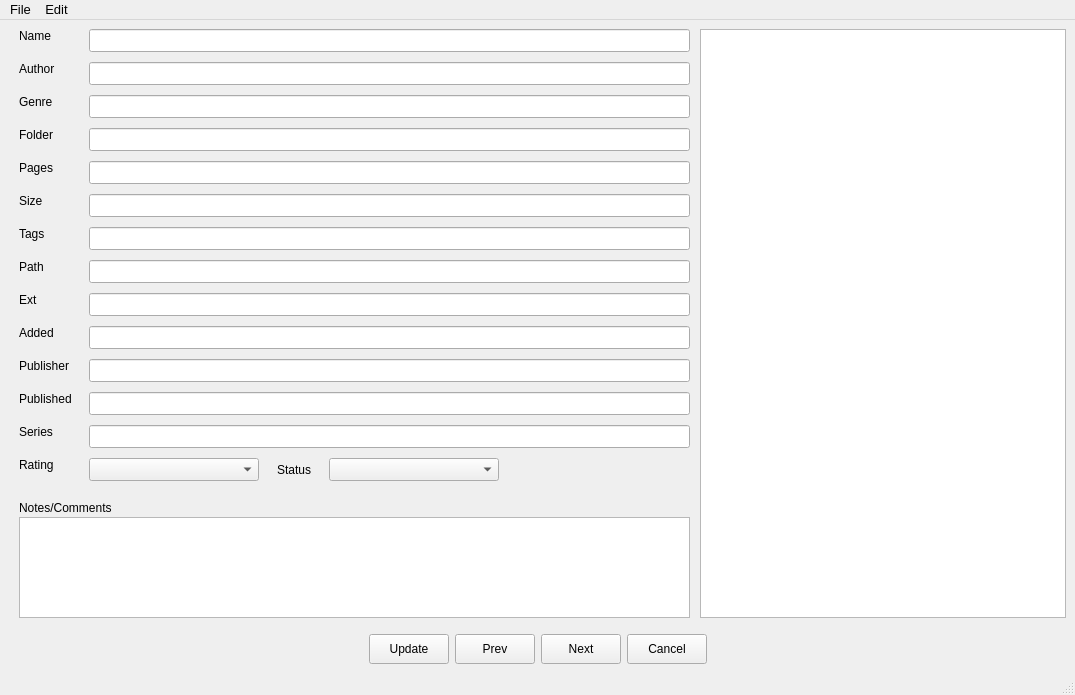
Old version of the form ui/bookdetailswindow.ui in the repository MarioFares/Ebook-Access-Cpp.
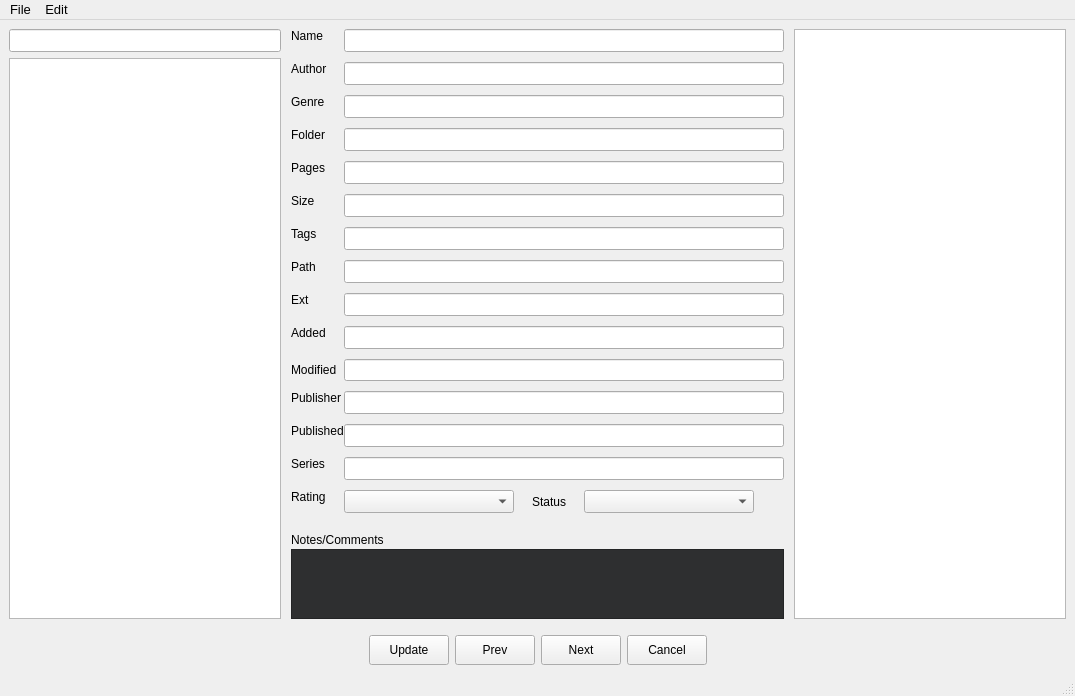
New version of the form. Icons and pictures are not drawn.

Commit message: Added list widget and search bar with splitters = new 3 pane view

```diff
--- a/ui/bookdetailswindow.ui
+++ b/ui/bookdetailswindow.ui
@@ -23,20 +23,39 @@
     <normaloff>:/icons/books_icon.png</normaloff>:/icons/books_icon.png</iconset>
   </property>
   <widget class="QWidget" name="centralwidget">
+   <layout class="QVBoxLayout" name="verticalLayout_3">
+    <item>
+     <widget class="QSplitter" name="rightSplitter">
+      <property name="orientation">
+       <enum>Qt::Horizontal</enum>
+      </property>
+      <property name="handleWidth">
+       <number>0</number>
+      </property>
+      <widget class="QSplitter" name="splitter">
+       <property name="orientation">
+        <enum>Qt::Horizontal</enum>
+       </property>
+       <property name="handleWidth">
+        <number>0</number>
+       </property>
+       <widget class="QWidget" name="verticalLayoutWidget">
    <layout class="QVBoxLayout" name="verticalLayout_2">
     <item>
-     <widget class="QSplitter" name="mainSplitter">
-      <property name="styleSheet">
-       <string notr="true">#mainSplitter {
-border: none;
-}</string>
-      </property>
-      <property name="orientation">
-       <enum>Qt::Horizontal</enum>
-      </property>
-      <property name="handleWidth">
-       <number>0</number>
-      </property>
+          <widget class="QLineEdit" name="textSearch">
+           <property name="minimumSize">
+            <size>
+             <width>0</width>
+             <height>23</height>
+            </size>
+           </property>
+          </widget>
+         </item>
+         <item>
+          <widget class="QListWidget" name="listWidget"/>
+         </item>
+        </layout>
+       </widget>
       <widget class="QSplitter" name="verticalSplitter">
        <property name="styleSheet">
         <string notr="true">#verticalSplitter {
@@ -54,6 +73,9 @@
          <property name="leftMargin">
           <number>10</number>
          </property>
+          <property name="topMargin">
+           <number>0</number>
+          </property>
          <property name="rightMargin">
           <number>10</number>
          </property>
@@ -66,16 +88,6 @@
          <property name="verticalSpacing">
           <number>10</number>
          </property>
-         <item row="5" column="1" colspan="4">
-          <widget class="QLineEdit" name="textSize">
-           <property name="minimumSize">
-            <size>
-             <width>0</width>
-             <height>23</height>
-            </size>
-           </property>
-          </widget>
-         </item>
          <item row="0" column="0">
           <widget class="QLabel" name="labelName">
            <property name="maximumSize">
@@ -92,80 +104,6 @@
            </property>
           </widget>
          </item>
-         <item row="5" column="0">
-          <widget class="QLabel" name="labelSize">
-           <property name="maximumSize">
-            <size>
-             <width>70</width>
-             <height>16777215</height>
-            </size>
-           </property>
-           <property name="text">
-            <string>Size</string>
-           </property>
-           <property name="alignment">
-            <set>Qt::AlignLeading|Qt::AlignLeft|Qt::AlignTop</set>
-           </property>
-          </widget>
-         </item>
-         <item row="3" column="0">
-          <widget class="QLabel" name="labelFolder">
-           <property name="maximumSize">
-            <size>
-             <width>70</width>
-             <height>16777215</height>
-            </size>
-           </property>
-           <property name="text">
-            <string>Folder</string>
-           </property>
-           <property name="alignment">
-            <set>Qt::AlignLeading|Qt::AlignLeft|Qt::AlignTop</set>
-           </property>
-          </widget>
-         </item>
-         <item row="11" column="0">
-          <widget class="QLabel" name="labelDatePublished">
-           <property name="maximumSize">
-            <size>
-             <width>70</width>
-             <height>16777215</height>
-            </size>
-           </property>
-           <property name="text">
-            <string>Published</string>
-           </property>
-           <property name="alignment">
-            <set>Qt::AlignLeading|Qt::AlignLeft|Qt::AlignTop</set>
-           </property>
-          </widget>
-         </item>
-         <item row="9" column="1" colspan="4">
-          <widget class="QLineEdit" name="textDateAdded">
-           <property name="minimumSize">
-            <size>
-             <width>0</width>
-             <height>23</height>
-            </size>
-           </property>
-          </widget>
-         </item>
-         <item row="12" column="0">
-          <widget class="QLabel" name="labelSeries">
-           <property name="maximumSize">
-            <size>
-             <width>70</width>
-             <height>16777215</height>
-            </size>
-           </property>
-           <property name="text">
-            <string>Series</string>
-           </property>
-           <property name="alignment">
-            <set>Qt::AlignLeading|Qt::AlignLeft|Qt::AlignTop</set>
-           </property>
-          </widget>
-         </item>
          <item row="2" column="1" colspan="4">
           <widget class="QLineEdit" name="textGenre">
            <property name="minimumSize">
@@ -176,8 +114,60 @@
            </property>
           </widget>
          </item>
-         <item row="7" column="1" colspan="4">
-          <widget class="QLineEdit" name="textPath">
+          <item row="12" column="0">
+           <widget class="QLabel" name="labelDatePublished">
+            <property name="maximumSize">
+             <size>
+              <width>70</width>
+              <height>16777215</height>
+             </size>
+            </property>
+            <property name="text">
+             <string>Published</string>
+            </property>
+            <property name="alignment">
+             <set>Qt::AlignLeading|Qt::AlignLeft|Qt::AlignTop</set>
+            </property>
+           </widget>
+          </item>
+          <item row="11" column="1" colspan="4">
+           <widget class="QLineEdit" name="textPublisher">
+            <property name="minimumSize">
+             <size>
+              <width>0</width>
+              <height>23</height>
+             </size>
+            </property>
+           </widget>
+          </item>
+          <item row="12" column="1" colspan="4">
+           <widget class="QLineEdit" name="textDatePublished">
+            <property name="minimumSize">
+             <size>
+              <width>0</width>
+              <height>23</height>
+             </size>
+            </property>
+           </widget>
+          </item>
+          <item row="7" column="0">
+           <widget class="QLabel" name="labelPath">
+            <property name="maximumSize">
+             <size>
+              <width>70</width>
+              <height>16777215</height>
+             </size>
+            </property>
+            <property name="text">
+             <string>Path</string>
+            </property>
+            <property name="alignment">
+             <set>Qt::AlignLeading|Qt::AlignLeft|Qt::AlignTop</set>
+            </property>
+           </widget>
+          </item>
+          <item row="8" column="1" colspan="4">
+           <widget class="QLineEdit" name="textExt">
            <property name="minimumSize">
             <size>
              <width>0</width>
@@ -202,38 +192,6 @@
            </property>
           </widget>
          </item>
-         <item row="13" column="0">
-          <widget class="QLabel" name="labelRating">
-           <property name="maximumSize">
-            <size>
-             <width>70</width>
-             <height>16777215</height>
-            </size>
-           </property>
-           <property name="text">
-            <string>Rating</string>
-           </property>
-           <property name="alignment">
-            <set>Qt::AlignLeading|Qt::AlignLeft|Qt::AlignTop</set>
-           </property>
-          </widget>
-         </item>
-         <item row="6" column="0">
-          <widget class="QLabel" name="labelTags">
-           <property name="maximumSize">
-            <size>
-             <width>70</width>
-             <height>16777215</height>
-            </size>
-           </property>
-           <property name="text">
-            <string>Tags</string>
-           </property>
-           <property name="alignment">
-            <set>Qt::AlignLeading|Qt::AlignLeft|Qt::AlignTop</set>
-           </property>
-          </widget>
-         </item>
          <item row="1" column="1" colspan="4">
           <widget class="QLineEdit" name="textAuthor">
            <property name="minimumSize">
@@ -244,27 +202,7 @@
            </property>
           </widget>
          </item>
-         <item row="3" column="1" colspan="4">
-          <widget class="QLineEdit" name="textFolder">
-           <property name="minimumSize">
-            <size>
-             <width>0</width>
-             <height>23</height>
-            </size>
-           </property>
-          </widget>
-         </item>
-         <item row="4" column="1" colspan="4">
-          <widget class="QLineEdit" name="textPages">
-           <property name="minimumSize">
-            <size>
-             <width>0</width>
-             <height>23</height>
-            </size>
-           </property>
-          </widget>
-         </item>
-         <item row="13" column="1">
+          <item row="14" column="1">
           <widget class="QComboBox" name="comboBoxRating">
            <property name="minimumSize">
             <size>
@@ -310,42 +248,6 @@
            </item>
           </widget>
          </item>
-         <item row="1" column="0">
-          <widget class="QLabel" name="labelAuthor">
-           <property name="maximumSize">
-            <size>
-             <width>70</width>
-             <height>16777215</height>
-            </size>
-           </property>
-           <property name="text">
-            <string>Author</string>
-           </property>
-           <property name="alignment">
-            <set>Qt::AlignLeading|Qt::AlignLeft|Qt::AlignTop</set>
-           </property>
-          </widget>
-         </item>
-         <item row="6" column="1" colspan="4">
-          <widget class="QLineEdit" name="textTags">
-           <property name="minimumSize">
-            <size>
-             <width>0</width>
-             <height>23</height>
-            </size>
-           </property>
-          </widget>
-         </item>
-         <item row="10" column="1" colspan="4">
-          <widget class="QLineEdit" name="textPublisher">
-           <property name="minimumSize">
-            <size>
-             <width>0</width>
-             <height>23</height>
-            </size>
-           </property>
-          </widget>
-         </item>
          <item row="8" column="0">
           <widget class="QLabel" name="labelExt">
            <property name="maximumSize">
@@ -362,6 +264,32 @@
            </property>
           </widget>
          </item>
+          <item row="3" column="0">
+           <widget class="QLabel" name="labelFolder">
+            <property name="maximumSize">
+             <size>
+              <width>70</width>
+              <height>16777215</height>
+             </size>
+            </property>
+            <property name="text">
+             <string>Folder</string>
+            </property>
+            <property name="alignment">
+             <set>Qt::AlignLeading|Qt::AlignLeft|Qt::AlignTop</set>
+            </property>
+           </widget>
+          </item>
+          <item row="3" column="1" colspan="4">
+           <widget class="QLineEdit" name="textFolder">
+            <property name="minimumSize">
+             <size>
+              <width>0</width>
+              <height>23</height>
+             </size>
+            </property>
+           </widget>
+          </item>
          <item row="4" column="0">
           <widget class="QLabel" name="labelPages">
            <property name="maximumSize">
@@ -378,6 +306,100 @@
            </property>
           </widget>
          </item>
+          <item row="13" column="1" colspan="4">
+           <widget class="QLineEdit" name="textSeries">
+            <property name="minimumSize">
+             <size>
+              <width>0</width>
+              <height>23</height>
+             </size>
+            </property>
+           </widget>
+          </item>
+          <item row="13" column="0">
+           <widget class="QLabel" name="labelSeries">
+            <property name="maximumSize">
+             <size>
+              <width>70</width>
+              <height>16777215</height>
+             </size>
+            </property>
+            <property name="text">
+             <string>Series</string>
+            </property>
+            <property name="alignment">
+             <set>Qt::AlignLeading|Qt::AlignLeft|Qt::AlignTop</set>
+            </property>
+           </widget>
+          </item>
+          <item row="9" column="1" colspan="4">
+           <widget class="QLineEdit" name="textDateAdded">
+            <property name="minimumSize">
+             <size>
+              <width>0</width>
+              <height>23</height>
+             </size>
+            </property>
+           </widget>
+          </item>
+          <item row="14" column="0">
+           <widget class="QLabel" name="labelRating">
+            <property name="maximumSize">
+             <size>
+              <width>70</width>
+              <height>16777215</height>
+             </size>
+            </property>
+            <property name="text">
+             <string>Rating</string>
+            </property>
+            <property name="alignment">
+             <set>Qt::AlignLeading|Qt::AlignLeft|Qt::AlignTop</set>
+            </property>
+           </widget>
+          </item>
+          <item row="4" column="1" colspan="4">
+           <widget class="QLineEdit" name="textPages">
+            <property name="minimumSize">
+             <size>
+              <width>0</width>
+              <height>23</height>
+             </size>
+            </property>
+           </widget>
+          </item>
+          <item row="5" column="0">
+           <widget class="QLabel" name="labelSize">
+            <property name="maximumSize">
+             <size>
+              <width>70</width>
+              <height>16777215</height>
+             </size>
+            </property>
+            <property name="text">
+             <string>Size</string>
+            </property>
+            <property name="alignment">
+             <set>Qt::AlignLeading|Qt::AlignLeft|Qt::AlignTop</set>
+            </property>
+           </widget>
+          </item>
+          <item row="1" column="0">
+           <widget class="QLabel" name="labelAuthor">
+            <property name="maximumSize">
+             <size>
+              <width>70</width>
+              <height>16777215</height>
+             </size>
+            </property>
+            <property name="text">
+             <string>Author</string>
+            </property>
+            <property name="alignment">
+             <set>Qt::AlignLeading|Qt::AlignLeft|Qt::AlignTop</set>
+            </property>
+           </widget>
+          </item>
          <item row="2" column="0">
           <widget class="QLabel" name="labelGenre">
            <property name="maximumSize">
@@ -394,23 +416,7 @@
            </property>
           </widget>
          </item>
-         <item row="7" column="0">
-          <widget class="QLabel" name="labelPath">
-           <property name="maximumSize">
-            <size>
-             <width>70</width>
-             <height>16777215</height>
-            </size>
-           </property>
-           <property name="text">
-            <string>Path</string>
-           </property>
-           <property name="alignment">
-            <set>Qt::AlignLeading|Qt::AlignLeft|Qt::AlignTop</set>
-           </property>
-          </widget>
-         </item>
-         <item row="10" column="0">
+          <item row="11" column="0">
           <widget class="QLabel" name="labelPublisher">
            <property name="maximumSize">
             <size>
@@ -426,16 +432,6 @@
            </property>
           </widget>
          </item>
-         <item row="11" column="1" colspan="4">
-          <widget class="QLineEdit" name="textDatePublished">
-           <property name="minimumSize">
-            <size>
-             <width>0</width>
-             <height>23</height>
-            </size>
-           </property>
-          </widget>
-         </item>
          <item row="0" column="1" colspan="4">
           <widget class="QLineEdit" name="textName">
            <property name="minimumSize">
@@ -446,27 +442,7 @@
            </property>
           </widget>
          </item>
-         <item row="12" column="1" colspan="4">
-          <widget class="QLineEdit" name="textSeries">
-           <property name="minimumSize">
-            <size>
-             <width>0</width>
-             <height>23</height>
-            </size>
-           </property>
-          </widget>
-         </item>
-         <item row="8" column="1" colspan="4">
-          <widget class="QLineEdit" name="textExt">
-           <property name="minimumSize">
-            <size>
-             <width>0</width>
-             <height>23</height>
-            </size>
-           </property>
-          </widget>
-         </item>
-         <item row="13" column="2">
+          <item row="14" column="2">
           <layout class="QHBoxLayout" name="horLayStatus">
            <item>
             <widget class="QLabel" name="labelStatus">
@@ -528,6 +504,62 @@
            </item>
           </layout>
          </item>
+          <item row="7" column="1" colspan="4">
+           <widget class="QLineEdit" name="textPath">
+            <property name="minimumSize">
+             <size>
+              <width>0</width>
+              <height>23</height>
+             </size>
+            </property>
+           </widget>
+          </item>
+          <item row="5" column="1" colspan="4">
+           <widget class="QLineEdit" name="textSize">
+            <property name="minimumSize">
+             <size>
+              <width>0</width>
+              <height>23</height>
+             </size>
+            </property>
+           </widget>
+          </item>
+          <item row="6" column="0">
+           <widget class="QLabel" name="labelTags">
+            <property name="maximumSize">
+             <size>
+              <width>70</width>
+              <height>16777215</height>
+             </size>
+            </property>
+            <property name="text">
+             <string>Tags</string>
+            </property>
+            <property name="alignment">
+             <set>Qt::AlignLeading|Qt::AlignLeft|Qt::AlignTop</set>
+            </property>
+           </widget>
+          </item>
+          <item row="6" column="1" colspan="4">
+           <widget class="QLineEdit" name="textTags">
+            <property name="minimumSize">
+             <size>
+              <width>0</width>
+              <height>23</height>
+             </size>
+            </property>
+           </widget>
+          </item>
+          <item row="10" column="0">
+           <widget class="QLabel" name="labelModified">
+            <property name="text">
+             <string>Modified</string>
+            </property>
+           </widget>
+          </item>
+          <item row="10" column="1" colspan="4">
+           <widget class="QLineEdit" name="textDateModified"/>
+          </item>
         </layout>
        </widget>
        <widget class="QFrame" name="frameComments">
@@ -560,19 +592,199 @@
           </widget>
          </item>
          <item>
-          <widget class="QPlainTextEdit" name="textEdit">
+           <widget class="QPlainTextEdit" name="textEditComments">
            <property name="palette">
             <palette>
              <active>
               <colorrole role="WindowText">
                <brush brushstyle="SolidPattern">
                 <color alpha="255">
+                  <red>255</red>
+                  <green>255</green>
+                  <blue>255</blue>
+                 </color>
+                </brush>
+               </colorrole>
+               <colorrole role="Button">
+                <brush brushstyle="SolidPattern">
+                 <color alpha="255">
+                  <red>64</red>
+                  <green>65</green>
+                  <blue>66</blue>
+                 </color>
+                </brush>
+               </colorrole>
+               <colorrole role="Light">
+                <brush brushstyle="SolidPattern">
+                 <color alpha="255">
+                  <red>255</red>
+                  <green>255</green>
+                  <blue>255</blue>
+                 </color>
+                </brush>
+               </colorrole>
+               <colorrole role="Midlight">
+                <brush brushstyle="SolidPattern">
+                 <color alpha="255">
+                  <red>227</red>
+                  <green>227</green>
+                  <blue>227</blue>
+                 </color>
+                </brush>
+               </colorrole>
+               <colorrole role="Dark">
+                <brush brushstyle="SolidPattern">
+                 <color alpha="255">
+                  <red>64</red>
+                  <green>65</green>
+                  <blue>66</blue>
+                 </color>
+                </brush>
+               </colorrole>
+               <colorrole role="Mid">
+                <brush brushstyle="SolidPattern">
+                 <color alpha="255">
+                  <red>160</red>
+                  <green>160</green>
+                  <blue>160</blue>
+                 </color>
+                </brush>
+               </colorrole>
+               <colorrole role="Text">
+                <brush brushstyle="SolidPattern">
+                 <color alpha="255">
+                  <red>255</red>
+                  <green>255</green>
+                  <blue>255</blue>
+                 </color>
+                </brush>
+               </colorrole>
+               <colorrole role="BrightText">
+                <brush brushstyle="SolidPattern">
+                 <color alpha="255">
+                  <red>255</red>
+                  <green>51</green>
+                  <blue>51</blue>
+                 </color>
+                </brush>
+               </colorrole>
+               <colorrole role="ButtonText">
+                <brush brushstyle="SolidPattern">
+                 <color alpha="255">
                  <red>208</red>
                  <green>208</green>
                  <blue>208</blue>
                 </color>
                </brush>
               </colorrole>
+               <colorrole role="Base">
+                <brush brushstyle="SolidPattern">
+                 <color alpha="255">
+                  <red>46</red>
+                  <green>47</green>
+                  <blue>48</blue>
+                 </color>
+                </brush>
+               </colorrole>
+               <colorrole role="Window">
+                <brush brushstyle="SolidPattern">
+                 <color alpha="255">
+                  <red>46</red>
+                  <green>47</green>
+                  <blue>48</blue>
+                 </color>
+                </brush>
+               </colorrole>
+               <colorrole role="Shadow">
+                <brush brushstyle="SolidPattern">
+                 <color alpha="255">
+                  <red>105</red>
+                  <green>105</green>
+                  <blue>105</blue>
+                 </color>
+                </brush>
+               </colorrole>
+               <colorrole role="Highlight">
+                <brush brushstyle="SolidPattern">
+                 <color alpha="255">
+                  <red>29</red>
+                  <green>84</green>
+                  <blue>92</blue>
+                 </color>
+                </brush>
+               </colorrole>
+               <colorrole role="HighlightedText">
+                <brush brushstyle="SolidPattern">
+                 <color alpha="255">
+                  <red>240</red>
+                  <green>240</green>
+                  <blue>240</blue>
+                 </color>
+                </brush>
+               </colorrole>
+               <colorrole role="Link">
+                <brush brushstyle="SolidPattern">
+                 <color alpha="255">
+                  <red>0</red>
+                  <green>122</green>
+                  <blue>244</blue>
+                 </color>
+                </brush>
+               </colorrole>
+               <colorrole role="LinkVisited">
+                <brush brushstyle="SolidPattern">
+                 <color alpha="255">
+                  <red>165</red>
+                  <green>122</green>
+                  <blue>255</blue>
+                 </color>
+                </brush>
+               </colorrole>
+               <colorrole role="AlternateBase">
+                <brush brushstyle="SolidPattern">
+                 <color alpha="255">
+                  <red>53</red>
+                  <green>54</green>
+                  <blue>55</blue>
+                 </color>
+                </brush>
+               </colorrole>
+               <colorrole role="NoRole">
+                <brush brushstyle="SolidPattern">
+                 <color alpha="255">
+                  <red>0</red>
+                  <green>0</green>
+                  <blue>0</blue>
+                 </color>
+                </brush>
+               </colorrole>
+               <colorrole role="ToolTipBase">
+                <brush brushstyle="SolidPattern">
+                 <color alpha="255">
+                  <red>64</red>
+                  <green>65</green>
+                  <blue>66</blue>
+                 </color>
+                </brush>
+               </colorrole>
+               <colorrole role="ToolTipText">
+                <brush brushstyle="SolidPattern">
+                 <color alpha="255">
+                  <red>208</red>
+                  <green>208</green>
+                  <blue>208</blue>
+                 </color>
+                </brush>
+               </colorrole>
+               <colorrole role="PlaceholderText">
+                <brush brushstyle="SolidPattern">
+                 <color alpha="255">
+                  <red>127</red>
+                  <green>127</green>
+                  <blue>128</blue>
+                 </color>
+                </brush>
+               </colorrole>
              </active>
              <inactive>
               <colorrole role="WindowText">
@@ -584,6 +796,186 @@
                 </color>
                </brush>
               </colorrole>
+               <colorrole role="Button">
+                <brush brushstyle="SolidPattern">
+                 <color alpha="255">
+                  <red>64</red>
+                  <green>65</green>
+                  <blue>66</blue>
+                 </color>
+                </brush>
+               </colorrole>
+               <colorrole role="Light">
+                <brush brushstyle="SolidPattern">
+                 <color alpha="255">
+                  <red>255</red>
+                  <green>255</green>
+                  <blue>255</blue>
+                 </color>
+                </brush>
+               </colorrole>
+               <colorrole role="Midlight">
+                <brush brushstyle="SolidPattern">
+                 <color alpha="255">
+                  <red>227</red>
+                  <green>227</green>
+                  <blue>227</blue>
+                 </color>
+                </brush>
+               </colorrole>
+               <colorrole role="Dark">
+                <brush brushstyle="SolidPattern">
+                 <color alpha="255">
+                  <red>64</red>
+                  <green>65</green>
+                  <blue>66</blue>
+                 </color>
+                </brush>
+               </colorrole>
+               <colorrole role="Mid">
+                <brush brushstyle="SolidPattern">
+                 <color alpha="255">
+                  <red>160</red>
+                  <green>160</green>
+                  <blue>160</blue>
+                 </color>
+                </brush>
+               </colorrole>
+               <colorrole role="Text">
+                <brush brushstyle="SolidPattern">
+                 <color alpha="255">
+                  <red>208</red>
+                  <green>208</green>
+                  <blue>208</blue>
+                 </color>
+                </brush>
+               </colorrole>
+               <colorrole role="BrightText">
+                <brush brushstyle="SolidPattern">
+                 <color alpha="255">
+                  <red>255</red>
+                  <green>51</green>
+                  <blue>51</blue>
+                 </color>
+                </brush>
+               </colorrole>
+               <colorrole role="ButtonText">
+                <brush brushstyle="SolidPattern">
+                 <color alpha="255">
+                  <red>208</red>
+                  <green>208</green>
+                  <blue>208</blue>
+                 </color>
+                </brush>
+               </colorrole>
+               <colorrole role="Base">
+                <brush brushstyle="SolidPattern">
+                 <color alpha="255">
+                  <red>46</red>
+                  <green>47</green>
+                  <blue>48</blue>
+                 </color>
+                </brush>
+               </colorrole>
+               <colorrole role="Window">
+                <brush brushstyle="SolidPattern">
+                 <color alpha="255">
+                  <red>46</red>
+                  <green>47</green>
+                  <blue>48</blue>
+                 </color>
+                </brush>
+               </colorrole>
+               <colorrole role="Shadow">
+                <brush brushstyle="SolidPattern">
+                 <color alpha="255">
+                  <red>105</red>
+                  <green>105</green>
+                  <blue>105</blue>
+                 </color>
+                </brush>
+               </colorrole>
+               <colorrole role="Highlight">
+                <brush brushstyle="SolidPattern">
+                 <color alpha="255">
+                  <red>29</red>
+                  <green>84</green>
+                  <blue>92</blue>
+                 </color>
+                </brush>
+               </colorrole>
+               <colorrole role="HighlightedText">
+                <brush brushstyle="SolidPattern">
+                 <color alpha="255">
+                  <red>240</red>
+                  <green>240</green>
+                  <blue>240</blue>
+                 </color>
+                </brush>
+               </colorrole>
+               <colorrole role="Link">
+                <brush brushstyle="SolidPattern">
+                 <color alpha="255">
+                  <red>0</red>
+                  <green>122</green>
+                  <blue>244</blue>
+                 </color>
+                </brush>
+               </colorrole>
+               <colorrole role="LinkVisited">
+                <brush brushstyle="SolidPattern">
+                 <color alpha="255">
+                  <red>165</red>
+                  <green>122</green>
+                  <blue>255</blue>
+                 </color>
+                </brush>
+               </colorrole>
+               <colorrole role="AlternateBase">
+                <brush brushstyle="SolidPattern">
+                 <color alpha="255">
+                  <red>53</red>
+                  <green>54</green>
+                  <blue>55</blue>
+                 </color>
+                </brush>
+               </colorrole>
+               <colorrole role="NoRole">
+                <brush brushstyle="NoBrush">
+                 <color alpha="255">
+                  <red>0</red>
+                  <green>0</green>
+                  <blue>0</blue>
+                 </color>
+                </brush>
+               </colorrole>
+               <colorrole role="ToolTipBase">
+                <brush brushstyle="SolidPattern">
+                 <color alpha="255">
+                  <red>64</red>
+                  <green>65</green>
+                  <blue>66</blue>
+                 </color>
+                </brush>
+               </colorrole>
+               <colorrole role="ToolTipText">
+                <brush brushstyle="SolidPattern">
+                 <color alpha="255">
+                  <red>208</red>
+                  <green>208</green>
+                  <blue>208</blue>
+                 </color>
+                </brush>
+               </colorrole>
+               <colorrole role="PlaceholderText">
+                <brush brushstyle="SolidPattern">
+                 <color alpha="255">
+                  <red>127</red>
+                  <green>127</green>
+                  <blue>128</blue>
+                 </color>
+                </brush>
+               </colorrole>
              </inactive>
              <disabled>
               <colorrole role="WindowText">
@@ -595,12 +987,196 @@
                 </color>
                </brush>
               </colorrole>
+               <colorrole role="Button">
+                <brush brushstyle="SolidPattern">
+                 <color alpha="255">
+                  <red>64</red>
+                  <green>65</green>
+                  <blue>66</blue>
+                 </color>
+                </brush>
+               </colorrole>
+               <colorrole role="Light">
+                <brush brushstyle="SolidPattern">
+                 <color alpha="255">
+                  <red>255</red>
+                  <green>255</green>
+                  <blue>255</blue>
+                 </color>
+                </brush>
+               </colorrole>
+               <colorrole role="Midlight">
+                <brush brushstyle="SolidPattern">
+                 <color alpha="255">
+                  <red>247</red>
+                  <green>247</green>
+                  <blue>247</blue>
+                 </color>
+                </brush>
+               </colorrole>
+               <colorrole role="Dark">
+                <brush brushstyle="SolidPattern">
+                 <color alpha="255">
+                  <red>64</red>
+                  <green>65</green>
+                  <blue>66</blue>
+                 </color>
+                </brush>
+               </colorrole>
+               <colorrole role="Mid">
+                <brush brushstyle="SolidPattern">
+                 <color alpha="255">
+                  <red>160</red>
+                  <green>160</green>
+                  <blue>160</blue>
+                 </color>
+                </brush>
+               </colorrole>
+               <colorrole role="Text">
+                <brush brushstyle="SolidPattern">
+                 <color alpha="96">
+                  <red>164</red>
+                  <green>166</green>
+                  <blue>168</blue>
+                 </color>
+                </brush>
+               </colorrole>
+               <colorrole role="BrightText">
+                <brush brushstyle="SolidPattern">
+                 <color alpha="255">
+                  <red>255</red>
+                  <green>51</green>
+                  <blue>51</blue>
+                 </color>
+                </brush>
+               </colorrole>
+               <colorrole role="ButtonText">
+                <brush brushstyle="SolidPattern">
+                 <color alpha="96">
+                  <red>164</red>
+                  <green>166</green>
+                  <blue>168</blue>
+                 </color>
+                </brush>
+               </colorrole>
+               <colorrole role="Base">
+                <brush brushstyle="SolidPattern">
+                 <color alpha="255">
+                  <red>68</red>
+                  <green>68</green>
+                  <blue>68</blue>
+                 </color>
+                </brush>
+               </colorrole>
+               <colorrole role="Window">
+                <brush brushstyle="SolidPattern">
+                 <color alpha="255">
+                  <red>68</red>
+                  <green>68</green>
+                  <blue>68</blue>
+                 </color>
+                </brush>
+               </colorrole>
+               <colorrole role="Shadow">
+                <brush brushstyle="SolidPattern">
+                 <color alpha="255">
+                  <red>0</red>
+                  <green>0</green>
+                  <blue>0</blue>
+                 </color>
+                </brush>
+               </colorrole>
+               <colorrole role="Highlight">
+                <brush brushstyle="SolidPattern">
+                 <color alpha="255">
+                  <red>29</red>
+                  <green>84</green>
+                  <blue>92</blue>
+                 </color>
+                </brush>
+               </colorrole>
+               <colorrole role="HighlightedText">
+                <brush brushstyle="SolidPattern">
+                 <color alpha="255">
+                  <red>240</red>
+                  <green>240</green>
+                  <blue>240</blue>
+                 </color>
+                </brush>
+               </colorrole>
+               <colorrole role="Link">
+                <brush brushstyle="SolidPattern">
+                 <color alpha="255">
+                  <red>0</red>
+                  <green>122</green>
+                  <blue>244</blue>
+                 </color>
+                </brush>
+               </colorrole>
+               <colorrole role="LinkVisited">
+                <brush brushstyle="SolidPattern">
+                 <color alpha="255">
+                  <red>165</red>
+                  <green>122</green>
+                  <blue>255</blue>
+                 </color>
+                </brush>
+               </colorrole>
+               <colorrole role="AlternateBase">
+                <brush brushstyle="SolidPattern">
+                 <color alpha="255">
+                  <red>53</red>
+                  <green>54</green>
+                  <blue>55</blue>
+                 </color>
+                </brush>
+               </colorrole>
+               <colorrole role="NoRole">
+                <brush brushstyle="NoBrush">
+                 <color alpha="255">
+                  <red>0</red>
+                  <green>0</green>
+                  <blue>0</blue>
+                 </color>
+                </brush>
+               </colorrole>
+               <colorrole role="ToolTipBase">
+                <brush brushstyle="SolidPattern">
+                 <color alpha="255">
+                  <red>64</red>
+                  <green>65</green>
+                  <blue>66</blue>
+                 </color>
+                </brush>
+               </colorrole>
+               <colorrole role="ToolTipText">
+                <brush brushstyle="SolidPattern">
+                 <color alpha="255">
+                  <red>208</red>
+                  <green>208</green>
+                  <blue>208</blue>
+                 </color>
+                </brush>
+               </colorrole>
+               <colorrole role="PlaceholderText">
+                <brush brushstyle="SolidPattern">
+                 <color alpha="255">
+                  <red>127</red>
+                  <green>127</green>
+                  <blue>128</blue>
+                 </color>
+                </brush>
+               </colorrole>
              </disabled>
             </palette>
            </property>
+            <property name="cursor" stdset="0">
+             <cursorShape>IBeamCursor</cursorShape>
+            </property>
           </widget>
          </item>
         </layout>
+        </widget>
        </widget>
       </widget>
       <widget class="QGraphicsView" name="graphicsView"/>
```
Lines whose indentation alone changed are shown as unchanged.
